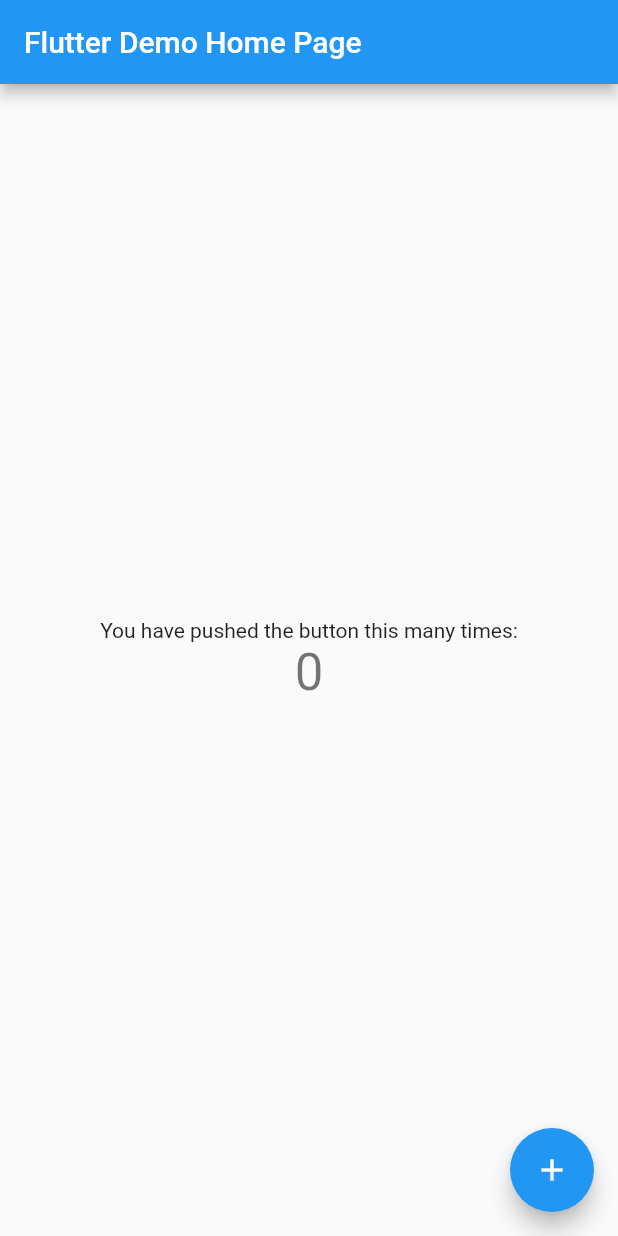
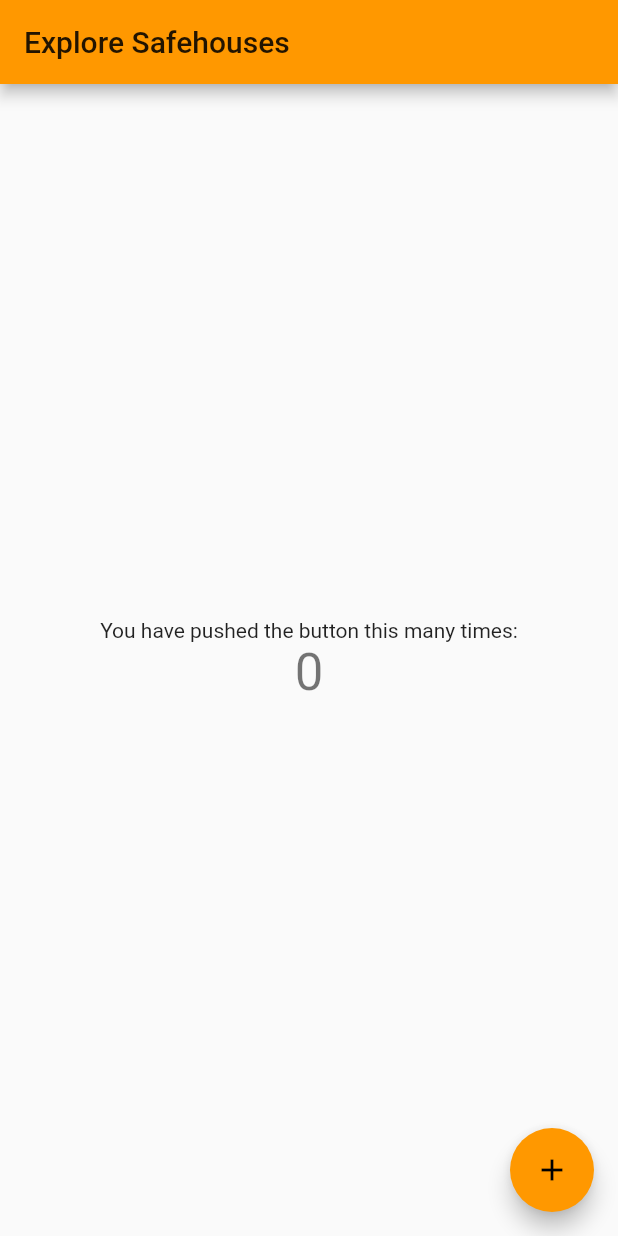
Before and after one commit to PraneethG-Python/undergroundrailroad_bytehacks, a Flutter app: the screen it shows after launch, on a phone screen of 412 x 824 dp. Run offline on Flutter 3.47's test engine with Material 2 defaults, Android fonts, the phone set to English and light mode, and no system bars.

Commit message:
Update main.dart

```diff
--- a/lib/main.dart
+++ b/lib/main.dart
@@ -9,7 +9,7 @@ class MyApp extends StatelessWidget {
   @override
   Widget build(BuildContext context) {
     return MaterialApp(
-      title: 'Flutter Demo',
+      title: 'Underground Railroad',
       theme: ThemeData(
         // This is the theme of your application.
         //
@@ -20,13 +20,13 @@ class MyApp extends StatelessWidget {
         // or simply save your changes to "hot reload" in a Flutter IDE).
         // Notice that the counter didn't reset back to zero; the application
         // is not restarted.
-        primarySwatch: Colors.blue,
+        primarySwatch: Colors.orange,
         // This makes the visual density adapt to the platform that you run
         // the app on. For desktop platforms, the controls will be smaller and
         // closer together (more dense) than on mobile platforms.
         visualDensity: VisualDensity.adaptivePlatformDensity,
       ),
-      home: MyHomePage(title: 'Flutter Demo Home Page'),
+      home: MyHomePage(title: 'Explore Safehouses'),
     );
   }
 }
```
